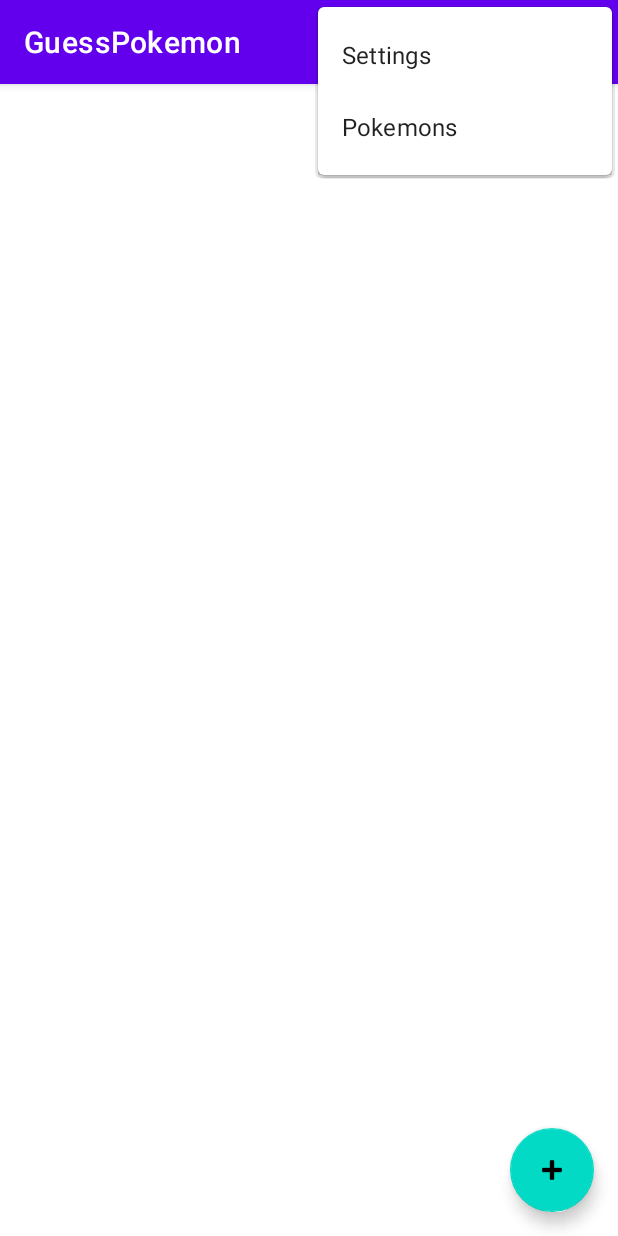
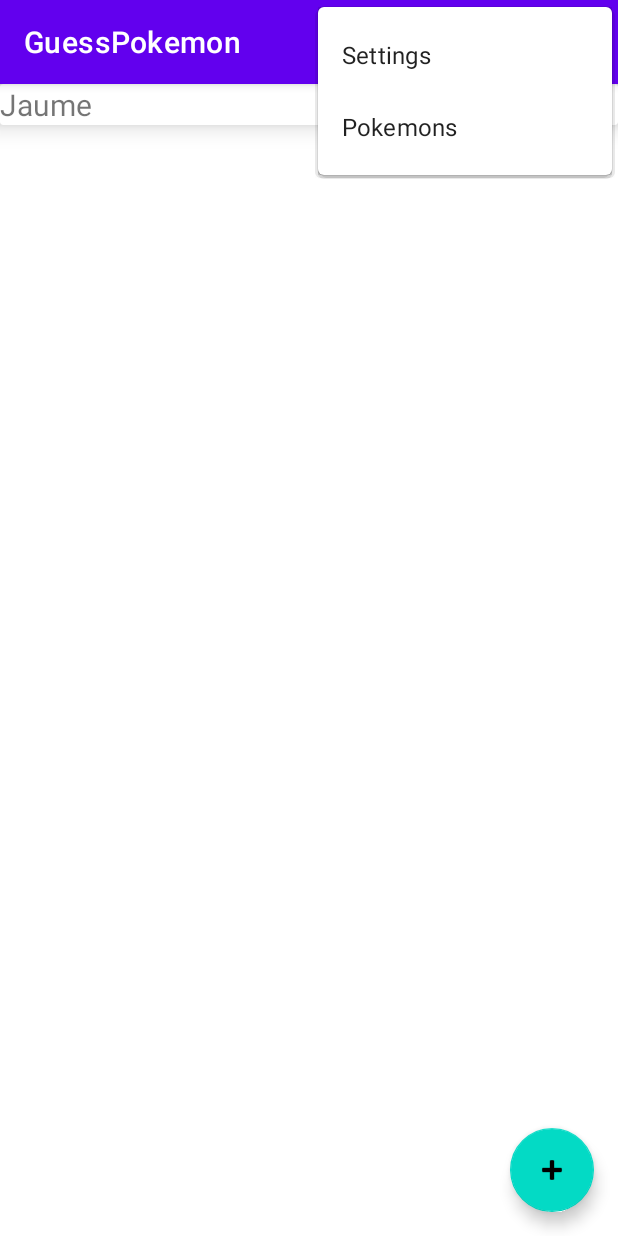
Before and after one commit to jaumeplomer/GuessPokemonMultimedia, an Android app: the screen it shows after launch (MainActivity), with the options menu open, on a phone screen of 412 x 824 dp. Run offline under Robolectric (Android 15) with nearby library versions, the phone set to English and light mode, and no system bars.

Commit message:
Implementat Recycler de la main que mostra jgadors

```diff
--- a/app/src/main/java/com/example/guesspokemon/Jugador/AdaptadorJugador.java
+++ b/app/src/main/java/com/example/guesspokemon/Jugador/AdaptadorJugador.java
@@ -1,4 +1,63 @@
 package com.example.guesspokemon.Jugador;
 
-public class AdaptadorJugador {
+import android.content.Context;
+import android.view.LayoutInflater;
+import android.view.View;
+import android.view.ViewGroup;
+import android.widget.AdapterView;
+import android.widget.TextView;
+
+import androidx.annotation.NonNull;
+import androidx.recyclerview.widget.RecyclerView;
+
+import com.example.guesspokemon.R;
+
+import java.util.ArrayList;
+
+public class AdaptadorJugador extends RecyclerView.Adapter<AdaptadorJugador.JugadorViewHolder> {
+
+    private final ArrayList<Jugador> mJugadors;
+
+    private Context context;
+
+    private final OnItemClickListener listener;
+
+    public interface OnItemClickListener {
+        void onItemClick(Jugador jugador);
+    }
+
+    public AdaptadorJugador(Context context, ArrayList<Jugador> jugadors, OnItemClickListener listener) {
+        mJugadors = jugadors;
+        this.context = context;
+        this.listener = listener;
+    }
+
+    @Override
+    public AdaptadorJugador.JugadorViewHolder onCreateViewHolder(ViewGroup parent, int viewType) {
+        View view = LayoutInflater.from(parent.getContext()).inflate(R.layout.adapter_main, parent, false);
+        JugadorViewHolder jvh = new JugadorViewHolder(view);
+        return jvh;
+    }
+
+    @Override
+    public void onBindViewHolder(AdaptadorJugador.JugadorViewHolder holder, int position) {
+        Jugador jugador = mJugadors.get(position);
+        holder.textNom.setText(jugador.getNom());
+    }
+
+    @Override
+    public int getItemCount() {
+        return mJugadors.size();
+    }
+
+    public static class JugadorViewHolder extends RecyclerView.ViewHolder {
+
+        public TextView textNom;
+
+        public JugadorViewHolder(View itemView) {
+            super(itemView);
+            textNom = itemView.findViewById(R.id.textViewNom);
+        }
+    }
+
 }
--- a/app/src/main/java/com/example/guesspokemon/MainActivity.java
+++ b/app/src/main/java/com/example/guesspokemon/MainActivity.java
@@ -8,15 +8,22 @@
 
 import androidx.appcompat.app.AppCompatActivity;
 import androidx.appcompat.widget.Toolbar;
+import androidx.recyclerview.widget.LinearLayoutManager;
+import androidx.recyclerview.widget.RecyclerView;
 
 import com.example.guesspokemon.BaseDades.BBDD;
+import com.example.guesspokemon.Jugador.AdaptadorJugador;
 import com.example.guesspokemon.Jugador.Jugador;
 import com.example.guesspokemon.Pokemon.LlistaPokemonActivity;
 import com.google.android.material.floatingactionbutton.FloatingActionButton;
 
+import java.util.ArrayList;
+
 public class MainActivity extends AppCompatActivity {
 
     public BBDD database;
+    public RecyclerView rv;
+    public ArrayList<Jugador> llista_jugadors;
 
     @Override
     protected void onCreate(Bundle savedInstanceState) {
@@ -25,7 +32,7 @@
 
         database = new BBDD(this);
         database.obre();
-
+        rv = findViewById(R.id.recyclerView);
         Toolbar toolbar = findViewById(R.id.toolbar);
         setSupportActionBar(toolbar);
 
@@ -41,7 +48,12 @@
         Jugador jugador = new Jugador();
         jugador.setNom("Jaume");
         database.creaJugador(jugador);
-        database.tanca();
+        //database.tanca();
+        llista_jugadors = database.getJugadors();
+        rv.setHasFixedSize(true);
+        rv.setLayoutManager( new LinearLayoutManager(this, LinearLayoutManager.VERTICAL, false));
+        AdaptadorJugador adapter = new AdaptadorJugador(this, llista_jugadors, null);
+        rv.setAdapter(adapter);
 
 
 
--- /dev/null
+++ b/app/src/main/res/layout/adapter_main.xml
@@ -0,0 +1,30 @@
+<?xml version="1.0" encoding="utf-8"?>
+<androidx.constraintlayout.widget.ConstraintLayout
+    xmlns:android="http://schemas.android.com/apk/res/android"
+    xmlns:app="http://schemas.android.com/apk/res-auto"
+    xmlns:tools="http://schemas.android.com/tools"
+    android:layout_width="match_parent"
+    android:layout_height="match_parent"
+    android:orientation="horizontal">
+
+    <androidx.cardview.widget.CardView
+        android:id="@+id/cardView"
+        android:layout_gravity="center"
+        android:layout_width="match_parent"
+        android:layout_height="wrap_content"
+        app:cardElevation="10dp"
+        tools:ignore="MissingConstraints">
+
+
+        <TextView
+            android:id="@+id/textViewNom"
+            android:layout_width="match_parent"
+            android:layout_height="wrap_content"
+            android:textSize="20dp"
+            android:text="TEXT" />
+
+    </androidx.cardview.widget.CardView>
+
+
+
+</androidx.constraintlayout.widget.ConstraintLayout>
--- a/app/src/main/res/layout/content_main.xml
+++ b/app/src/main/res/layout/content_main.xml
@@ -1,11 +1,12 @@
 <?xml version="1.0" encoding="utf-8"?>
-<androidx.constraintlayout.widget.ConstraintLayout
+<androidx.recyclerview.widget.RecyclerView
     xmlns:android="http://schemas.android.com/apk/res/android"
     xmlns:app="http://schemas.android.com/apk/res-auto"
     xmlns:tools="http://schemas.android.com/tools"
+    android:id="@+id/recyclerView"
+    android:scrollbars="vertical"
     android:layout_width="match_parent"
     android:layout_height="match_parent"
-    app:layout_behavior="@string/appbar_scrolling_view_behavior">
-
-
-</androidx.constraintlayout.widget.ConstraintLayout>
+    android:clipChildren="false"
+    android:clipToPadding="false"
+    app:layout_behavior="@string/appbar_scrolling_view_behavior" />
```
